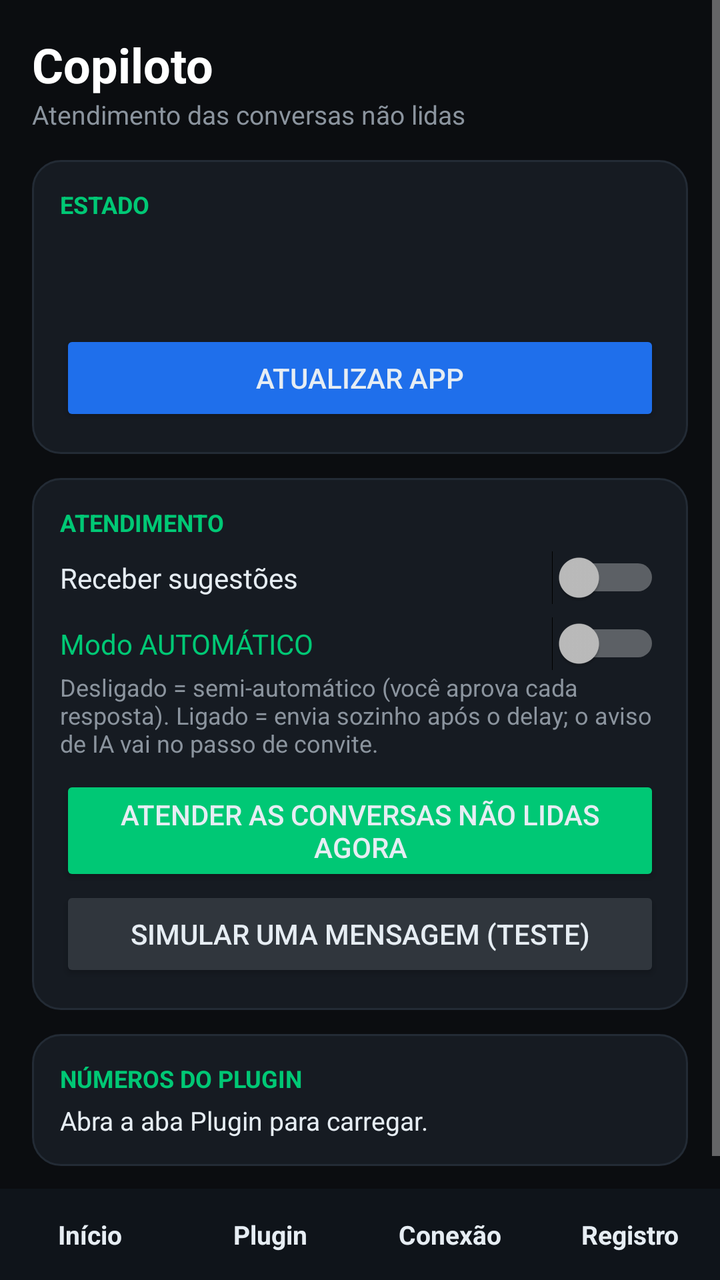
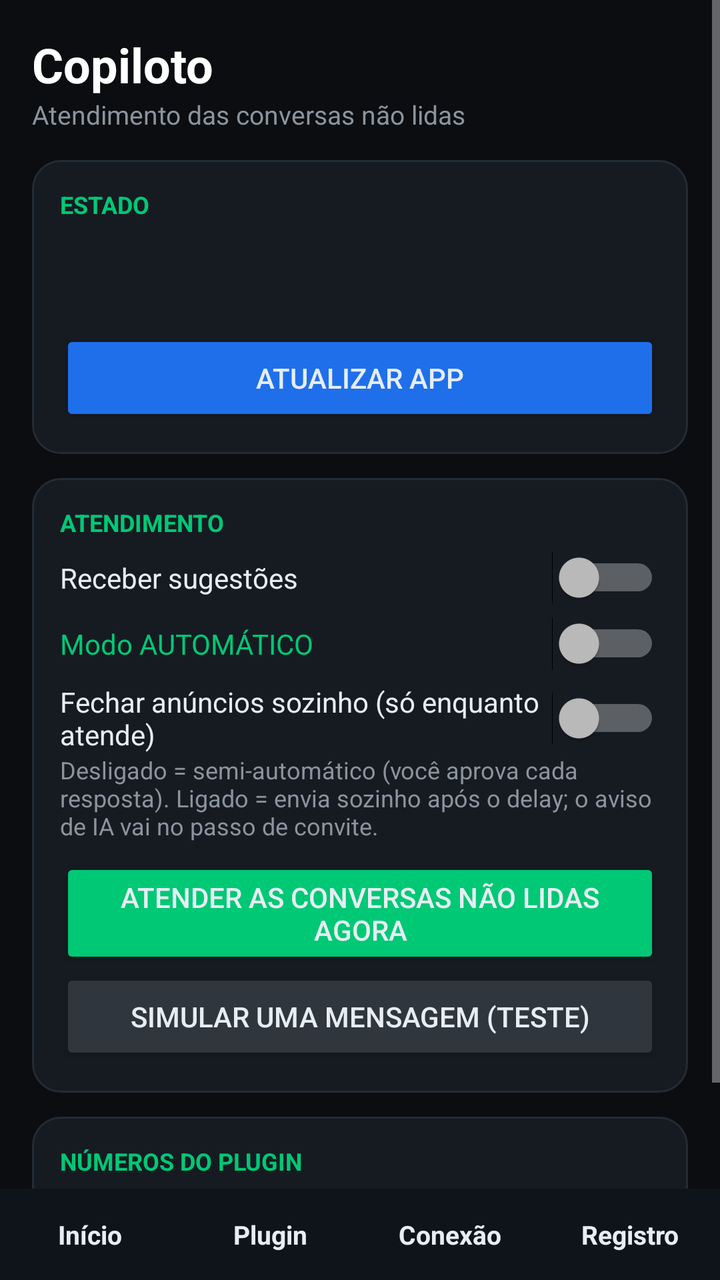

Compare the two renders of this Android layout. The source of the first and the diff that turns it into the second are given below.
<!-- AndroidManifest.xml: application theme Theme.Copiloto -->
<!-- res/layout/activity_main.xml -->
<?xml version="1.0" encoding="utf-8"?>
<LinearLayout xmlns:android="http://schemas.android.com/apk/res/android"
    android:layout_width="match_parent" android:layout_height="match_parent"
    android:background="#0B0D10" android:orientation="vertical">

    <FrameLayout android:layout_width="match_parent" android:layout_height="0dp" android:layout_weight="1">

        
        <ScrollView android:id="@+id/pageHome" android:layout_width="match_parent" android:layout_height="match_parent">
            <LinearLayout android:layout_width="match_parent" android:layout_height="wrap_content"
                android:orientation="vertical" android:padding="16dp">

                <TextView android:layout_width="wrap_content" android:layout_height="wrap_content"
                    android:text="Copiloto" android:textColor="#FFFFFF" android:textSize="24sp" android:textStyle="bold" />
                <TextView android:layout_width="wrap_content" android:layout_height="wrap_content"
                    android:layout_marginBottom="14dp" android:text="Atendimento das conversas não lidas"
                    android:textColor="#8B949E" android:textSize="13sp" />

                <LinearLayout android:layout_width="match_parent" android:layout_height="wrap_content"
                    android:layout_marginBottom="12dp" android:background="@drawable/card"
                    android:orientation="vertical" android:padding="14dp">
                    <TextView android:layout_width="wrap_content" android:layout_height="wrap_content"
                        android:text="ESTADO" android:textColor="#00C875" android:textSize="12sp" android:textStyle="bold" />
                    <TextView android:id="@+id/tvVer" android:layout_width="match_parent"
                        android:layout_height="wrap_content" android:layout_marginTop="4dp"
                        android:textColor="#58A6FF" android:textSize="14sp" android:textStyle="bold" />
                    <TextView android:id="@+id/tvHealth" android:layout_width="match_parent"
                        android:layout_height="wrap_content" android:layout_marginTop="6dp"
                        android:textColor="#E6EDF3" android:textSize="13sp" />
                    <Button android:id="@+id/btUpdate" android:layout_width="match_parent"
                        android:layout_height="wrap_content" android:layout_marginTop="8dp"
                        android:backgroundTint="#1F6FEB" android:text="ATUALIZAR APP" />
                </LinearLayout>

                <LinearLayout android:layout_width="match_parent" android:layout_height="wrap_content"
                    android:layout_marginBottom="12dp" android:background="@drawable/card"
                    android:orientation="vertical" android:padding="14dp">
                    <TextView android:layout_width="wrap_content" android:layout_height="wrap_content"
                        android:text="ATENDIMENTO" android:textColor="#00C875" android:textSize="12sp" android:textStyle="bold" />
                    <Switch android:id="@+id/swAtivo" android:layout_width="match_parent"
                        android:layout_height="wrap_content" android:layout_marginTop="6dp"
                        android:text="Receber sugestões" android:textColor="#E6EDF3" />
                    <Switch android:id="@+id/swAuto" android:layout_width="match_parent"
                        android:layout_height="wrap_content" android:layout_marginTop="6dp"
                        android:text="Modo AUTOMÁTICO" android:textColor="#00C875" />
                    <TextView android:id="@+id/tvAutoInfo" android:layout_width="match_parent"
                        android:layout_height="wrap_content" android:layout_marginBottom="8dp"
                        android:textColor="#8B949E" android:textSize="12sp"
                        android:text="Desligado = semi-automático (você aprova cada resposta). Ligado = envia sozinho após o delay; o aviso de IA vai no passo de convite." />
                    <Button android:id="@+id/btScan" android:layout_width="match_parent"
                        android:layout_height="wrap_content" android:backgroundTint="#00C875"
                        android:text="ATENDER AS CONVERSAS NÃO LIDAS AGORA" />
                    <Button android:id="@+id/btSim" android:layout_width="match_parent"
                        android:layout_height="wrap_content" android:backgroundTint="#30363D"
                        android:text="SIMULAR UMA MENSAGEM (teste)" />
                </LinearLayout>

                <LinearLayout android:layout_width="match_parent" android:layout_height="wrap_content"
                    android:layout_marginBottom="12dp" android:background="@drawable/card"
                    android:orientation="vertical" android:padding="14dp">
                    <TextView android:layout_width="wrap_content" android:layout_height="wrap_content"
                        android:text="NÚMEROS DO PLUGIN" android:textColor="#00C875" android:textSize="12sp" android:textStyle="bold" />
                    <TextView android:id="@+id/tvStats" android:layout_width="match_parent"
                        android:layout_height="wrap_content" android:layout_marginTop="4dp"
                        android:textColor="#E6EDF3" android:textSize="13sp"
                        android:text="Abra a aba Plugin para carregar." />
                </LinearLayout>
            </LinearLayout>
        </ScrollView>

        
        <ScrollView android:id="@+id/pagePlugin" android:layout_width="match_parent"
            android:layout_height="match_parent" android:visibility="gone">
            <LinearLayout android:layout_width="match_parent" android:layout_height="wrap_content"
                android:orientation="vertical" android:padding="16dp">

                <TextView android:layout_width="wrap_content" android:layout_height="wrap_content"
                    android:text="Configurar o plugin" android:textColor="#FFFFFF" android:textSize="22sp" android:textStyle="bold" />
                <TextView android:id="@+id/tvCfgStatus" android:layout_width="match_parent"
                    android:layout_height="wrap_content" android:layout_marginBottom="10dp"
                    android:textColor="#8B949E" android:textSize="13sp"
                    android:text="Tudo o que existe no painel do WordPress está aqui." />

                <Button android:id="@+id/btLoadCfg" android:layout_width="match_parent"
                    android:layout_height="wrap_content" android:backgroundTint="#30363D"
                    android:text="CARREGAR DO PLUGIN" />
                <Button android:id="@+id/btSaveCfg" android:layout_width="match_parent"
                    android:layout_height="wrap_content" android:layout_marginBottom="12dp"
                    android:backgroundTint="#00C875" android:text="SALVAR NO PLUGIN" />

                <LinearLayout android:id="@+id/llCfg" android:layout_width="match_parent"
                    android:layout_height="wrap_content" android:orientation="vertical" />

                <LinearLayout android:layout_width="match_parent" android:layout_height="wrap_content"
                    android:layout_marginTop="4dp" android:layout_marginBottom="12dp"
                    android:background="@drawable/card" android:orientation="vertical" android:padding="14dp">
                    <TextView android:layout_width="wrap_content" android:layout_height="wrap_content"
                        android:text="AÇÕES" android:textColor="#00C875" android:textSize="12sp" android:textStyle="bold" />
                    <Button android:id="@+id/btPurge" android:layout_width="match_parent"
                        android:layout_height="wrap_content" android:backgroundTint="#30363D"
                        android:text="LIMPAR REGISTROS COM MAIS DE 7 DIAS" />
                    <Button android:id="@+id/btRegenToken" android:layout_width="match_parent"
                        android:layout_height="wrap_content" android:backgroundTint="#E11D48"
                        android:text="GERAR NOVO TOKEN" />
                </LinearLayout>
            </LinearLayout>
        </ScrollView>

        
        <ScrollView android:id="@+id/pageConn" android:layout_width="match_parent"
            android:layout_height="match_parent" android:visibility="gone">
            <LinearLayout android:layout_width="match_parent" android:layout_height="wrap_content"
                android:orientation="vertical" android:padding="16dp">

                <TextView android:layout_width="wrap_content" android:layout_height="wrap_content"
                    android:layout_marginBottom="10dp" android:text="Conexão e permissões"
                    android:textColor="#FFFFFF" android:textSize="22sp" android:textStyle="bold" />

                <LinearLayout android:layout_width="match_parent" android:layout_height="wrap_content"
                    android:layout_marginBottom="12dp" android:background="@drawable/card"
                    android:orientation="vertical" android:padding="14dp">
                    <TextView android:layout_width="wrap_content" android:layout_height="wrap_content"
                        android:text="CONEXÃO COM O PLUGIN" android:textColor="#00C875" android:textSize="12sp" android:textStyle="bold" />
                    <EditText android:id="@+id/etUrl" android:layout_width="match_parent"
                        android:layout_height="wrap_content" android:hint="URL da API" android:inputType="textUri"
                        android:textColor="#E6EDF3" android:textColorHint="#6E7681" />
                    <EditText android:id="@+id/etToken" android:layout_width="match_parent"
                        android:layout_height="wrap_content" android:hint="Token secreto" android:inputType="textPassword"
                        android:textColor="#E6EDF3" android:textColorHint="#6E7681" />
                    <EditText android:id="@+id/etPkg" android:layout_width="match_parent"
                        android:layout_height="wrap_content" android:hint="Pacote do app alvo" android:inputType="text"
                        android:textColor="#E6EDF3" android:textColorHint="#6E7681" />
                    <Button android:id="@+id/btSalvar" android:layout_width="match_parent"
                        android:layout_height="wrap_content" android:backgroundTint="#00C875" android:text="SALVAR" />
                    <Button android:id="@+id/btTest" android:layout_width="match_parent"
                        android:layout_height="wrap_content" android:backgroundTint="#30363D" android:text="TESTAR CONEXÃO API" />
                    <Button android:id="@+id/btUsePkg" android:layout_width="match_parent"
                        android:layout_height="wrap_content" android:backgroundTint="#30363D"
                        android:text="USAR PACOTE DA ÚLTIMA NOTIFICAÇÃO" />
                </LinearLayout>

                <LinearLayout android:layout_width="match_parent" android:layout_height="wrap_content"
                    android:layout_marginBottom="12dp" android:background="@drawable/card"
                    android:orientation="vertical" android:padding="14dp">
                    <TextView android:layout_width="wrap_content" android:layout_height="wrap_content"
                        android:text="PERMISSÕES" android:textColor="#00C875" android:textSize="12sp" android:textStyle="bold" />
                    <TextView android:id="@+id/tvPerm" android:layout_width="match_parent"
                        android:layout_height="wrap_content" android:layout_marginTop="4dp"
                        android:textColor="#E6EDF3" android:textSize="13sp" />
                    <Button android:id="@+id/btAcc" android:layout_width="match_parent"
                        android:layout_height="wrap_content" android:backgroundTint="#30363D"
                        android:text="1) ATIVAR ENVIO PELA TELA (acessibilidade)" />
                    <Button android:id="@+id/btNotif" android:layout_width="match_parent"
                        android:layout_height="wrap_content" android:backgroundTint="#30363D"
                        android:text="2) ACESSO ÀS NOTIFICAÇÕES" />
                    <Button android:id="@+id/btOverlay" android:layout_width="match_parent"
                        android:layout_height="wrap_content" android:backgroundTint="#30363D"
                        android:text="3) SOBREPOR A OUTROS APPS" />
                    <Button android:id="@+id/btBattery" android:layout_width="match_parent"
                        android:layout_height="wrap_content" android:backgroundTint="#30363D"
                        android:text="4) IGNORAR OTIMIZAÇÃO DE BATERIA" />
                </LinearLayout>
            </LinearLayout>
        </ScrollView>

        
        <ScrollView android:id="@+id/pageLog" android:layout_width="match_parent"
            android:layout_height="match_parent" android:visibility="gone">
            <LinearLayout android:layout_width="match_parent" android:layout_height="wrap_content"
                android:orientation="vertical" android:padding="16dp">

                <TextView android:layout_width="wrap_content" android:layout_height="wrap_content"
                    android:layout_marginBottom="10dp" android:text="Registro"
                    android:textColor="#FFFFFF" android:textSize="22sp" android:textStyle="bold" />

                <LinearLayout android:layout_width="match_parent" android:layout_height="wrap_content"
                    android:layout_marginBottom="12dp" android:background="@drawable/card"
                    android:orientation="vertical" android:padding="14dp">
                    <TextView android:layout_width="wrap_content" android:layout_height="wrap_content"
                        android:text="DIAGNÓSTICO (o que o app está vendo)" android:textColor="#F5A524"
                        android:textSize="12sp" android:textStyle="bold" />
                    <TextView android:id="@+id/tvDiag" android:layout_width="match_parent"
                        android:layout_height="wrap_content" android:layout_marginTop="6dp"
                        android:textColor="#C9D1D9" android:textSize="11sp"
                        android:text="Nada ainda. Se continuar vazio com mensagens chegando, falta o acesso às notificações." />
                </LinearLayout>

                <LinearLayout android:layout_width="match_parent" android:layout_height="wrap_content"
                    android:layout_marginBottom="12dp" android:background="@drawable/card"
                    android:orientation="vertical" android:padding="14dp">
                    <TextView android:layout_width="wrap_content" android:layout_height="wrap_content"
                        android:text="ÚLTIMAS SUGESTÕES" android:textColor="#00C875" android:textSize="12sp" android:textStyle="bold" />
                    <TextView android:id="@+id/tvHist" android:layout_width="match_parent"
                        android:layout_height="wrap_content" android:layout_marginTop="6dp"
                        android:textColor="#E6EDF3" android:textSize="13sp" android:text="—" />
                </LinearLayout>
            </LinearLayout>
        </ScrollView>
    </FrameLayout>

    
    <LinearLayout android:layout_width="match_parent" android:layout_height="wrap_content"
        android:background="#0F141A" android:orientation="horizontal">
        <TextView android:id="@+id/tabHome" android:layout_width="0dp" android:layout_height="wrap_content"
            android:layout_weight="1" android:gravity="center" android:padding="14dp"
            android:text="Início" android:textSize="13sp" android:textStyle="bold" />
        <TextView android:id="@+id/tabPlugin" android:layout_width="0dp" android:layout_height="wrap_content"
            android:layout_weight="1" android:gravity="center" android:padding="14dp"
            android:text="Plugin" android:textSize="13sp" android:textStyle="bold" />
        <TextView android:id="@+id/tabConn" android:layout_width="0dp" android:layout_height="wrap_content"
            android:layout_weight="1" android:gravity="center" android:padding="14dp"
            android:text="Conexão" android:textSize="13sp" android:textStyle="bold" />
        <TextView android:id="@+id/tabLog" android:layout_width="0dp" android:layout_height="wrap_content"
            android:layout_weight="1" android:gravity="center" android:padding="14dp"
            android:text="Registro" android:textSize="13sp" android:textStyle="bold" />
    </LinearLayout>
</LinearLayout>
<!-- resources referenced by this layout -->
<resources>
  <!-- drawable card (drawable) -->
  <?xml version="1.0" encoding="utf-8"?>
  <shape xmlns:android="http://schemas.android.com/apk/res/android" android:shape="rectangle">
      <solid android:color="#161B22" />
      <corners android:radius="14dp" />
      <stroke android:width="1dp" android:color="#232B35" />
  </shape>
  <style name="Theme.Copiloto" parent="Theme.AppCompat.NoActionBar">
          <item name="android:windowBackground">#0B0D10</item>
          <item name="android:textColor">#E6EDF3</item>
          <item name="android:statusBarColor">#0B0D10</item>
      </style>
</resources>

<!-- the commit's change to res/layout/activity_main.xml (unified diff, before → after) -->
@@ -43,6 +43,9 @@
                     <Switch android:id="@+id/swAuto" android:layout_width="match_parent"
                         android:layout_height="wrap_content" android:layout_marginTop="6dp"
                         android:text="Modo AUTOMÁTICO" android:textColor="#00C875" />
+                    <Switch android:id="@+id/swAds" android:layout_width="match_parent"
+                        android:layout_height="wrap_content" android:layout_marginTop="6dp"
+                        android:text="Fechar anúncios sozinho (só enquanto atende)" android:textColor="#E6EDF3" />
                     <TextView android:id="@+id/tvAutoInfo" android:layout_width="match_parent"
                         android:layout_height="wrap_content" android:layout_marginBottom="8dp"
                         android:textColor="#8B949E" android:textSize="12sp"
